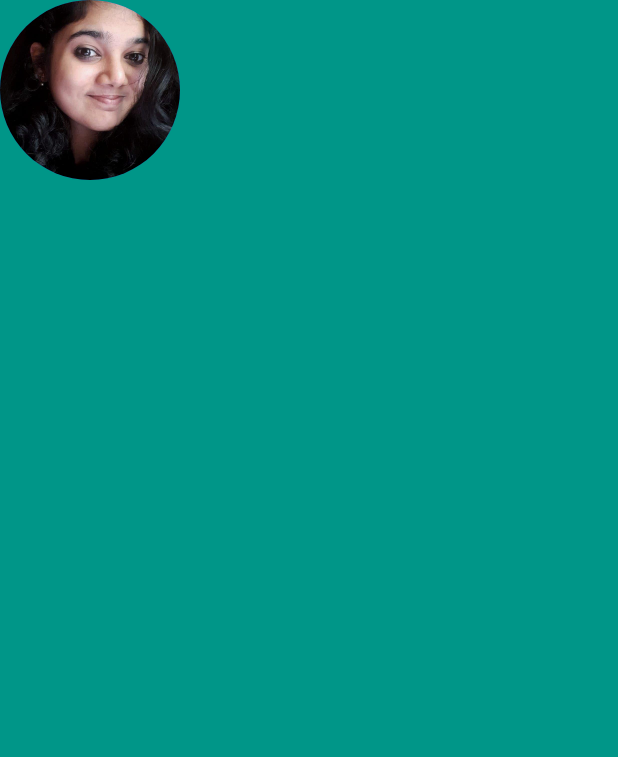
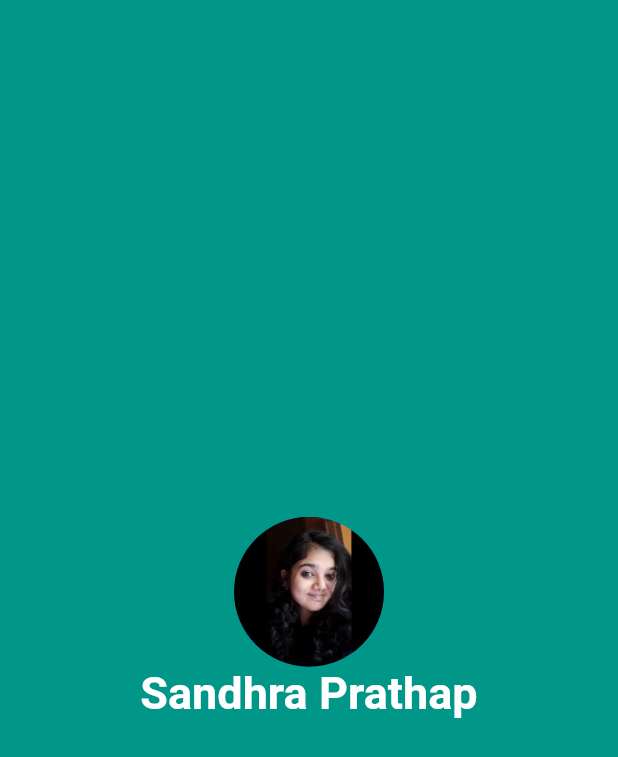
Before and after one commit to SandhraPrathap/flutterprojects, a Flutter app: the screen it shows after launch, on a phone screen of 412 x 824 dp. Shown: the top 757 px of the screen. Run offline on Flutter 3.47's test engine with Material 2 defaults, Android fonts, the phone set to English and light mode, and no system bars.

```diff
--- a/profileApp/lib/main.dart
+++ b/profileApp/lib/main.dart
@@ -15,14 +15,17 @@ class MyApp extends StatelessWidget {
       home: Scaffold(
         backgroundColor: Colors.teal,
         body: SafeArea(
-            child: Column(
+            child: Center(
+              child: Column(mainAxisAlignment: MainAxisAlignment.center,
           children:<Widget> [
-            CircleAvatar(
-              radius: 60,
-              backgroundImage: AssetImage('images/dino.jpg'),
-            )
+              CircleAvatar(
+                radius: 50,
+                backgroundImage: AssetImage('images/dino.jpg'),
+              ),
+              Text("Sandhra Prathap",style: TextStyle(fontSize: 30,color: Colors.white,fontWeight: FontWeight.bold),)
           ],
-        )),
+        ),
+            )),
       ),
     );
   }
```
Also changed, not shown: profileApp/pubspec.yaml (+6 -4 lines), profileApp/font/Pacifico-Regular.ttf (added), profileApp/images/dino.jpg.
